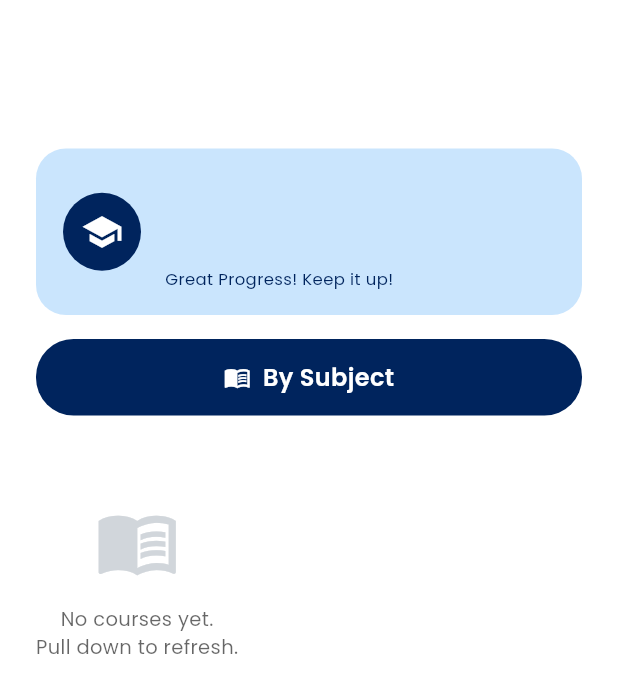
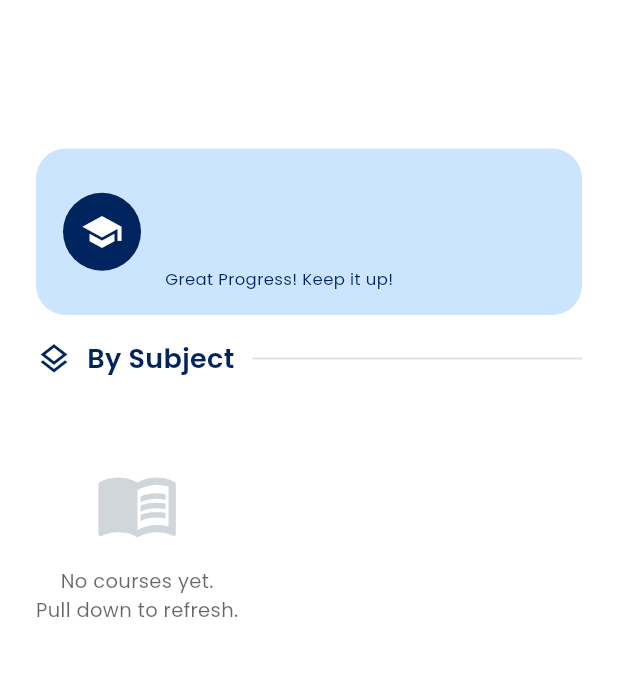
Before and after one commit to KurokiTora/NEXA-, a Flutter app: the CourseListScreen screen opened directly with empty values, on a phone screen of 412 x 824 dp. Shown: the top 693 px of the screen. Run offline on Flutter 3.47's test engine with Material 3 defaults, Android fonts, the phone set to English and light mode, and no system bars; our stand-ins replace drift, drift_flutter, flutter_local_notifications, flutter_secure_storage, flutter_timezone, google_fonts and 3 more; accounts and stored records are empty; generated files the repository leaves out were written again.

Commit message:
style(frontend): restyle By Subject section heading

```diff
--- a/frontend/lib/widgets/course_list_screen.dart
+++ b/frontend/lib/widgets/course_list_screen.dart
@@ -10,8 +10,8 @@ import 'states/empty_state.dart';
 import 'states/refresh_helper.dart';
 
 /// Layout shared by the Grade, Attend and Feedback tabs:
-/// title, blue summary card, optional extra block, "By Subject" bar and the
-/// course list (pull down to sync with the backend).
+/// title, blue summary card, optional extra block, "By Subject" heading and
+/// the course list (pull down to sync with the backend).
 class CourseListScreen extends StatelessWidget {
   const CourseListScreen({
     super.key,
@@ -60,7 +60,7 @@ class CourseListScreen extends StatelessWidget {
                 _summaryCard(),
                 if (extra != null) ...[const SizedBox(height: 16), extra!],
                 const SizedBox(height: 16),
-                _bySubjectBar(),
+                _bySubjectHeader(),
                 const SizedBox(height: 8),
                 if (courses.isEmpty)
                   isSyncing
@@ -122,26 +122,32 @@ class CourseListScreen extends StatelessWidget {
     );
   }
 
-  Widget _bySubjectBar() {
-    return Container(
-      width: double.infinity,
-      padding: const EdgeInsets.symmetric(vertical: 14),
-      decoration: BoxDecoration(
-        color: AppColor.Primary,
-        borderRadius: BorderRadius.circular(25),
-      ),
-      child: Row(
-        mainAxisAlignment: MainAxisAlignment.center,
-        children: [
-          const Icon(Icons.menu_book_outlined, color: Colors.white, size: 18),
-          const SizedBox(width: 8),
-          Text(
-            'By Subject',
-            style: AppTextStyles.subheading
-                .copyWith(color: Colors.white, fontSize: 16),
+  /// Section heading "By Subject" followed by a hairline rule to the right.
+  /// The course rows below keep their own card style.
+  Widget _bySubjectHeader() {
+    return Row(
+      children: [
+        const Icon(
+          Icons.layers_outlined,
+          color: AppColor.Primary,
+          size: 24,
+        ),
+        const SizedBox(width: 10),
+        Text(
+          'By Subject',
+          style: AppTextStyles.subheading.copyWith(
+            color: AppColor.Primary,
+            fontSize: 18,
           ),
-        ],
-      ),
+        ),
+        const SizedBox(width: 12),
+        Expanded(
+          child: Container(
+            height: 1.2,
+            color: AppColor.Border.withValues(alpha: 0.8),
+          ),
+        ),
+      ],
     );
   }
 }
```
